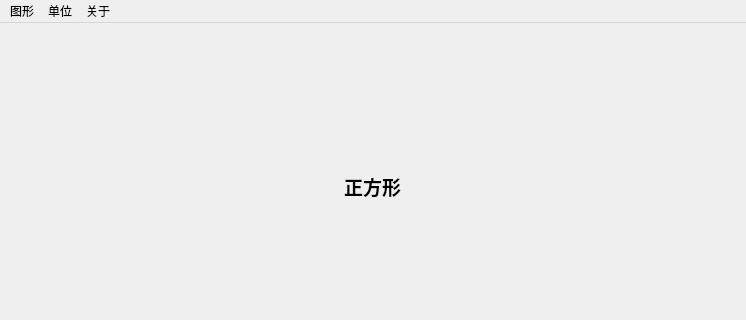
Qt form AreaCalculatorPro/calculator.ui (Ethereal0621/AreaCalculator) before a commit; both pictures show x 0 to 746 and y 0 to 320 of the 746 by 747 pixel window.
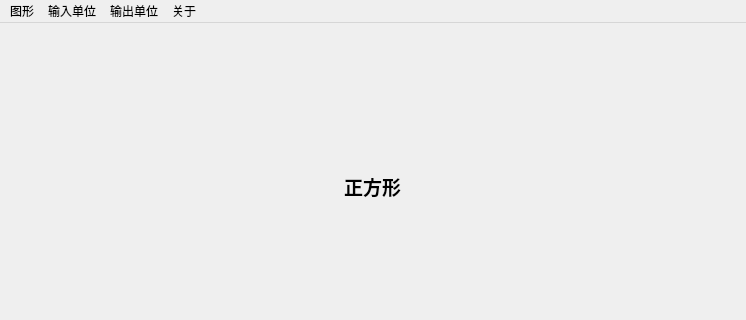
The same form after that commit. Icons and pictures are not drawn.

Commit message: 扩展，输出单位更选择厘米或英寸

What changed in the file:
```diff
--- a/AreaCalculatorPro/calculator.ui
+++ b/AreaCalculatorPro/calculator.ui
@@ -290,9 +290,9 @@
     <addaction name="separator"/>
     <addaction name="parallelogram"/>
    </widget>
-   <widget class="QMenu" name="unit">
+   <widget class="QMenu" name="inputunit">
     <property name="title">
-     <string>单位</string>
+     <string>输入单位</string>
     </property>
     <addaction name="cm"/>
     <addaction name="separator"/>
@@ -304,8 +304,17 @@
     </property>
     <addaction name="information"/>
    </widget>
+   <widget class="QMenu" name="outputunit">
+    <property name="title">
+     <string>输出单位</string>
+    </property>
+    <addaction name="ocm"/>
+    <addaction name="separator"/>
+    <addaction name="oinches"/>
+   </widget>
    <addaction name="graphics"/>
-   <addaction name="unit"/>
+   <addaction name="inputunit"/>
+   <addaction name="outputunit"/>
    <addaction name="menu"/>
   </widget>
   <widget class="QStatusBar" name="statusbar"/>
```
Left out of the diff: 20 changed lines with no effect on the pictures. The commit also changes 9 other files.
